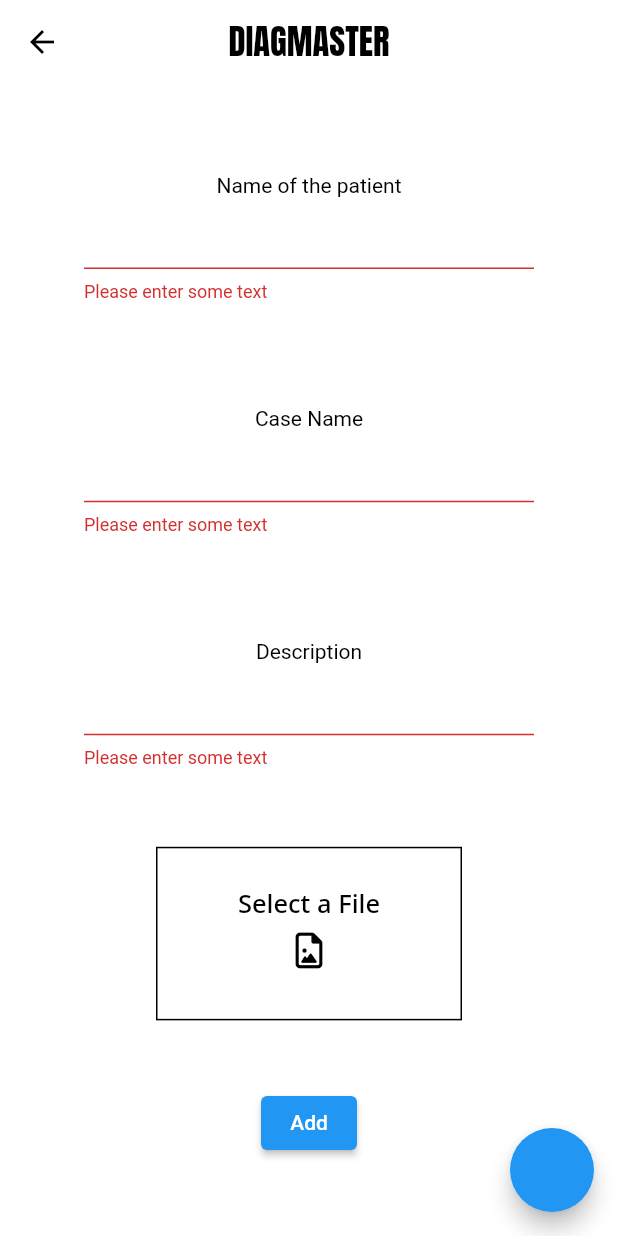
After one commit to NGIT-Open-Source/research_app_frontend, a Flutter app: the AddPatient screen opened by its route, after a tap on "Add", on a phone screen of 412 x 824 dp. The commit adds this screen. Run offline on Flutter 3.47's test engine with Material 2 defaults, Android fonts, the light colour scheme and no system bars; our stand-ins replace bloc, connectivity_plus, file_picker, flutter_bloc, flutter_spinkit, flutter_svg and 5 more; accounts and stored records are empty.

Commit message:
partial work done

```diff
--- a/lib/constants.dart
+++ b/lib/constants.dart
@@ -4,3 +4,5 @@ const HOME_ROUTE = "/home";
 const REGISTER_PAGE = "/register";
 const LOGIN_PAGE = "/login";
 const SIGNUP_PAGE = "/signup";
+
+const ADD_PATIENT = "/addpatient";
--- /dev/null
+++ b/lib/logic/add_patient/addpatient_cubit.dart
@@ -0,0 +1,20 @@
+import 'dart:io';
+
+import 'package:bloc/bloc.dart';
+import 'package:meta/meta.dart';
+import 'package:researchapp/services/exceptions.dart';
+import 'package:researchapp/services/file_upload.dart';
+
+part 'addpatient_state.dart';
+
+class AddpatientCubit extends Cubit<AddpatientState> {
+  AddpatientCubit() : super(AddpatientInitial());
+  String fileid = "";
+
+  void addpatient(
+      String patientname, String label, String description, String FileID) {
+
+      }
+
+
+}
--- /dev/null
+++ b/lib/logic/add_patient/addpatient_state.dart
@@ -0,0 +1,6 @@
+part of 'addpatient_cubit.dart';
+
+@immutable
+abstract class AddpatientState {}
+
+class AddpatientInitial extends AddpatientState {}
--- /dev/null
+++ b/lib/logic/file_upload/file_uploadf_cubit.dart
@@ -0,0 +1,29 @@
+import 'dart:io';
+
+import 'package:bloc/bloc.dart';
+import 'package:meta/meta.dart';
+
+import '../../services/file_upload.dart';
+
+part 'file_uploadf_state.dart';
+
+class FileUploadfCubit extends Cubit<FileUploadfState> {
+  FileUploader fileUploader;
+
+  FileUploadfCubit({required this.fileUploader}) : super(FileUploadfInitial());
+
+  Future<String> fileupload(File file) async {
+    emit(FileUploadLoad());
+    var response;
+    try {
+      response = await fileUploader.FileUpload(file);
+    } on Exception {
+      emit(FileUploadError());
+    }
+
+    var fileid = response["file_id"];
+
+    emit(FileUploadSuccess(id: fileid));
+    return fileid;
+  }
+}
--- /dev/null
+++ b/lib/logic/file_upload/file_uploadf_state.dart
@@ -0,0 +1,15 @@
+part of 'file_uploadf_cubit.dart';
+
+@immutable
+abstract class FileUploadfState {}
+
+class FileUploadfInitial extends FileUploadfState {}
+
+class FileUploadLoad extends FileUploadfState {}
+
+class FileUploadSuccess extends FileUploadfState {
+  String id;
+  FileUploadSuccess({required this.id});
+}
+
+class FileUploadError extends FileUploadfState {}
--- a/lib/router.dart
+++ b/lib/router.dart
@@ -1,5 +1,6 @@
 import 'package:flutter/material.dart';
 import 'package:researchapp/constants.dart';
+import 'package:researchapp/ui/screens/addnewpatient.dart';
 import 'package:researchapp/ui/screens/homescreen.dart';
 import 'package:researchapp/ui/screens/loginscreen.dart';
 import 'package:researchapp/ui/screens/signupscrren.dart';
@@ -16,6 +17,8 @@ class AppRouter {
         return MaterialPageRoute(builder: (_) => Login());
       case SIGNUP_PAGE:
         return MaterialPageRoute(builder: (_) => SignUp());
+      case ADD_PATIENT:
+        return MaterialPageRoute(builder: (_) => AddPatient());
       default:
         return null;
     }
--- /dev/null
+++ b/lib/services/file_upload.dart
@@ -0,0 +1,46 @@
+import 'dart:convert';
+import 'dart:io';
+import 'package:http/http.dart' as http;
+import 'package:researchapp/env.dart';
+import './exceptions.dart';
+import '';
+
+class FileUploader {
+  Future<dynamic> FileUpload(File file) async {
+    try {
+      var request =
+          http.MultipartRequest("POST", Uri.parse(IMG_UPLOAD + "/upload"));
+      //create multipart using filepath, string or bytes
+      var pic = await http.MultipartFile.fromPath("filee", file.path);
+      //add multipart to request
+      request.files.add(pic);
+      var response = await request.send();
+
+      //Get the response from the server
+      var responseData = await response.stream.toBytes();
+      var responseString = String.fromCharCodes(responseData);
+      var responseJson = _returnresponse(response.statusCode, responseString);
+      return responseJson;
+    } on SocketException {
+      throw InternetError("Internet Error");
+    }
+  }
+
+  _returnresponse(int statusCode, String body) {
+    switch (statusCode) {
+      case 511:
+        throw APIKeyError("API key error");
+      case 401:
+        throw ServerError("Server Error");
+      case 200:
+        {
+          //sucess
+          var responseJson = jsonDecode(body);
+          print(responseJson);
+          return responseJson;
+        }
+      default:
+        throw ServerError("Server Error");
+    }
+  }
+}
--- /dev/null
+++ b/lib/ui/screens/addnewpatient.dart
@@ -0,0 +1,251 @@
+import 'dart:io';
+
+import 'package:flutter/material.dart';
+import 'package:researchapp/logic/add_patient/addpatient_cubit.dart';
+import 'package:researchapp/logic/file_upload/file_uploadf_cubit.dart';
+import 'package:researchapp/logic/themecubit/theme_cubit.dart';
+import '../widgets.dart';
+import 'package:font_awesome_flutter/font_awesome_flutter.dart';
+import 'package:google_fonts/google_fonts.dart';
+import "package:file_picker/file_picker.dart";
+import 'package:fluttertoast/fluttertoast.dart';
+import 'package:flutter_bloc/flutter_bloc.dart';
+import 'package:flutter_spinkit/flutter_spinkit.dart';
+import 'package:flutter_spinkit/flutter_spinkit.dart';
+
+class AddPatient extends StatefulWidget {
+  AddPatient({Key? key}) : super(key: key);
+
+  @override
+  State<AddPatient> createState() => _AddPatientState();
+}
+
+class _AddPatientState extends State<AddPatient> {
+  showtoast(String message) {
+    Fluttertoast.showToast(
+      msg: message, // message
+      toastLength: Toast.LENGTH_SHORT, // length
+      gravity: ToastGravity.BOTTOM, // location
+      timeInSecForIosWeb: 4,
+    );
+  }
+
+  var namecontroller = TextEditingController();
+  var casen = TextEditingController();
+  var descont = TextEditingController();
+  var fkey = GlobalKey<FormState>();
+  @override
+  Widget build(BuildContext context) {
+    var height = MediaQuery.of(context).size.height;
+    var width = MediaQuery.of(context).size.width;
+
+    return Scaffold(
+      resizeToAvoidBottomInset: false,
+      appBar: AppBarr,
+      floatingActionButton: FloatingActionButtonn(context),
+      body: Padding(
+        padding: const EdgeInsets.all(8.0),
+        child: Container(
+          height: height,
+          width: width,
+          // decoration: BoxDecoration(border: Border.all(color: Colors.white)),
+          child: Form(
+            key: fkey,
+            child: Column(
+              mainAxisAlignment: MainAxisAlignment.spaceEvenly,
+              children: [
+                Padding(
+                  padding: const EdgeInsets.all(8.0),
+                  child: Container(
+                    padding: EdgeInsets.all(10),
+                    child: Column(
+                      children: [
+                        Text(
+                          "Name of the patient",
+                        ),
+                        Padding(
+                          padding: const EdgeInsets.symmetric(
+                              vertical: 0, horizontal: 30),
+                          child: TextFormField(
+                            validator: ((value) {
+                              if (value == null || value.isEmpty)
+                                return 'Please enter some text';
+                              else if (value.length < 5)
+                                return "Enter a longer name";
+                              return null;
+                            }),
+                            controller: namecontroller,
+                          ),
+                        )
+                      ],
+                    ),
+                  ),
+                ),
+                Padding(
+                  padding: const EdgeInsets.all(8.0),
+                  child: Container(
+                    padding: EdgeInsets.all(10),
+                    child: Column(
+                      children: [
+                        Text(
+                          "Case Name",
+                        ),
+                        Padding(
+                          padding: const EdgeInsets.symmetric(
+                              vertical: 0, horizontal: 30),
+                          child: TextFormField(
+                            validator: ((value) {
+                              if (value == null || value.isEmpty)
+                                return 'Please enter some text';
+                              else if (value.length < 5)
+                                return "Enter a longer casename";
+                              return null;
+                            }),
+                            controller: casen,
+                          ),
+                        )
+                      ],
+                    ),
+                  ),
+                ),
+                Padding(
+                  padding: const EdgeInsets.all(8.0),
+                  child: Container(
+                    padding: EdgeInsets.all(10),
+                    child: Column(
+                      children: [
+                        Text(
+                          "Description",
+                        ),
+                        Padding(
+                          padding: const EdgeInsets.symmetric(
+                              vertical: 0, horizontal: 30),
+                          child: TextFormField(
+                            validator: ((value) {
+                              if (value == null || value.isEmpty)
+                                return 'Please enter some text';
+                              else if (value.length < 6)
+                                return "Enter a description";
+                              return null;
+                            }),
+                            controller: descont,
+                          ),
+                        )
+                      ],
+                    ),
+                  ),
+                ),
+                Padding(
+                  padding:
+                      const EdgeInsets.symmetric(vertical: 0, horizontal: 20),
+                  child: Container(
+                    height: height / 7,
+                    width: width / 2,
+                    decoration:
+                        BoxDecoration(border: Border.all(color: Colors.white)),
+                    child: BlocBuilder<FileUploadfCubit, FileUploadfState>(
+                      builder: (context, state) {
+                        if (state is FileUploadfInitial) {
+                          return GestureDetector(
+                            onTap: () async {
+                              File file;
+                              FilePickerResult? result =
+                                  await FilePicker.platform.pickFiles(
+                                      type: FileType.custom,
+                                      allowedExtensions: ["dcm", "DCM"]);
+                              if (result != null) {
+                                file = File(result.files.single.path!);
+                                context
+                                    .read<FileUploadfCubit>()
+                                    .fileupload(file);
+                              } else {
+                                showtoast("No File was selected");
+                              }
+                            },
+                            child: Container(
+                              decoration: BoxDecoration(
+                                  border: Border.all(
+                                color: context.read<ThemeCubit>().gettheme() ==
+                                        "Light"
+                                    ? Colors.black
+                                    : Colors.teal,
+                              )),
+                              child: Center(
+                                child: Column(
+                                  mainAxisAlignment: MainAxisAlignment.center,
+                                  children: [
+                                    Text("Select a File",
+                                        style: GoogleFonts.notoSans(
+                                            fontSize: 17,
+                                            fontWeight: FontWeight.w500)),
+                                    Padding(
+                                      padding: const EdgeInsets.all(8.0),
+                                      child: Icon(FontAwesomeIcons.fileImage),
+                                    )
+                                  ],
+                                ),
+                              ),
+                            ),
+                          );
+                        } else if (state is FileUploadLoad) {
+                          return SpinKitRotatingCircle(
+                            color:
+                                context.read<ThemeCubit>().gettheme() == "Light"
+                                    ? Colors.black
+                                    : Colors.teal,
+                            size: 50.0,
+                          );
+                        } else if (state is FileUploadSuccess) {
+                          return Container(
+                              child: Center(child: Text("File was uploaded")));
+                        } else {
+                          return Container(
+                            child: Text("oomf state"),
+                          );
+                        }
+                      },
+                    ),
+                  ),
+                ),
+                Padding(
+                  padding: const EdgeInsets.all(10.0),
+                  child: BlocBuilder<FileUploadfCubit, FileUploadfState>(
+                    builder: (context, filestate) {
+                      return BlocBuilder<AddpatientCubit, AddpatientState>(
+                        builder: (context, state) {
+                          if (state is AddpatientInitial)
+                            return ElevatedButton(
+                                onPressed: () {
+                                  if (fkey.currentState!.validate()) {
+                                    if (filestate is FileUploadSuccess) {
+                                      {
+                                        context
+                                            .read<AddpatientCubit>()
+                                            .addpatient(
+                                                namecontroller.text,
+                                                casen.text,
+                                                descont.text,
+                                                filestate.id);
+                                      }
+                                    } else
+                                      showtoast("Upload a DICOM First!");
+                                  }
+                                },
+                                child: Text("Add"));
+                          else
+                            return Container(
+                              child: Text("oomf state"),
+                            );
+                        },
+                      );
+                    },
+                  ),
+                )
+              ],
+            ),
+          ),
+        ),
+      ),
+    );
+  }
+}
--- a/pubspec.yaml
+++ b/pubspec.yaml
@@ -55,6 +55,7 @@ dev_dependencies:
   fluttertoast: ^8.0.9
   jwt_decoder: ^2.0.1
   font_awesome_flutter: ^10.0.0
+  file_picker: ^4.5.1
   # flutter_secure_storage: ^5.0.2
 
 # For information on the generic Dart part of this file, see the
```
Also changed, not shown: lib/main.dart (+13 -2 lines), lib/services/data_calls.dart (added, +18 -0 lines), lib/ui/screens/homescreen.dart (+100 -5 lines), pubspec.lock.
